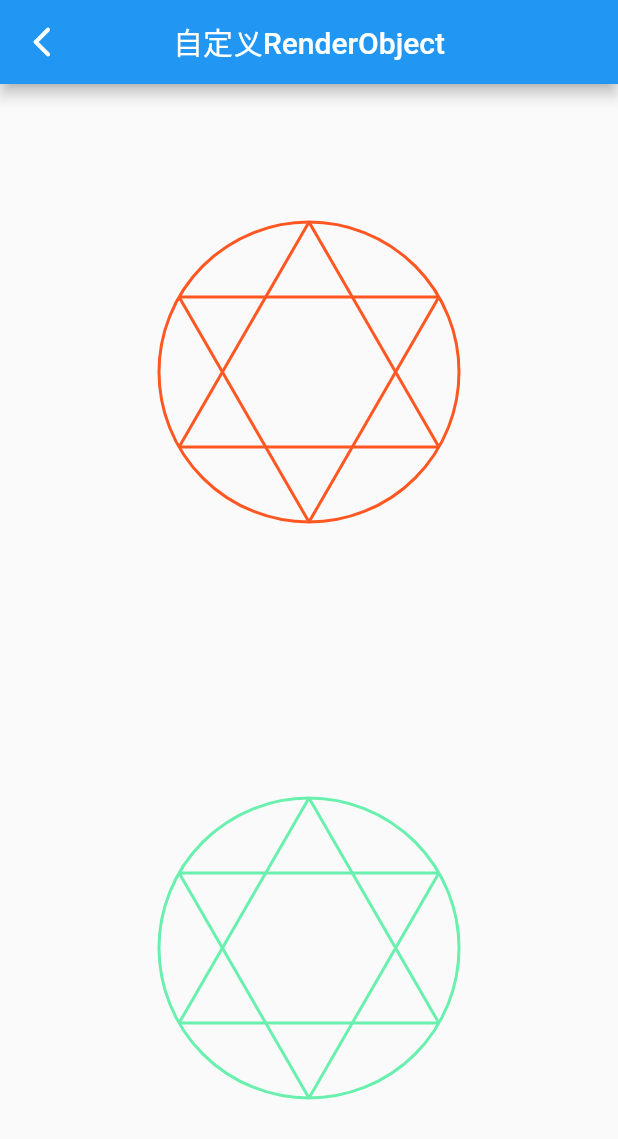
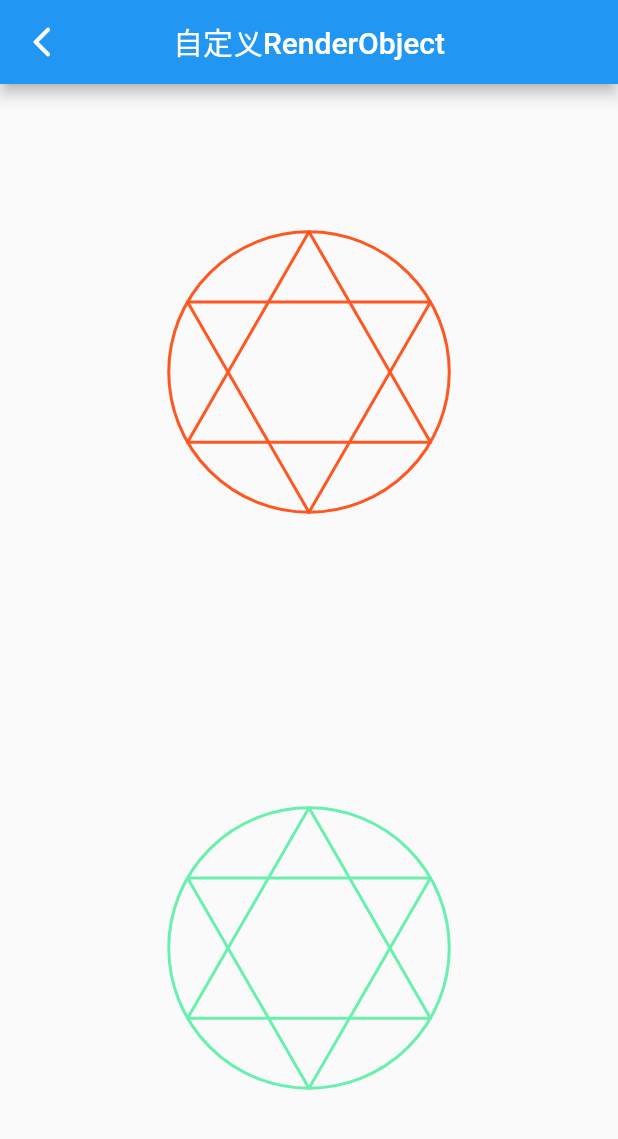
Before and after one commit to YouCii/FlutterDemo, a Flutter app: the RenderObjectPage screen opened directly, on a phone screen of 412 x 824 dp. Shown: the top 1139 px of the screen. Run offline on Flutter 3.47's test engine with Material 2 defaults, Android fonts, the phone set to English and light mode, and no system bars; our stand-ins replace cached_network_image, fluttertoast; network calls fail.

Commit message:
1. 测试补充

```diff
--- a/lib/page/RenderObjectPage.dart
+++ b/lib/page/RenderObjectPage.dart
@@ -13,6 +13,8 @@ class RenderObjectPage extends StatefulWidget {
 class RenderObjectState extends State<RenderObjectPage> {
   Color _color1 = Colors.deepOrange;
   Color _color2 = Colors.greenAccent;
+  double _size1 = 0xbb;
+  double _size2 = 0xbb;
 
   @override
   Widget build(BuildContext context) {
@@ -24,32 +26,33 @@ class RenderObjectState extends State<RenderObjectPage> {
         crossAxisAlignment: CrossAxisAlignment.center,
         mainAxisAlignment: MainAxisAlignment.spaceAround,
         children: <Widget>[
-          GestureDetector(
-            onTap: () {
-              setState(() {
-                _color1 = Color(Random().nextInt(0xffffffff) & 0xffffffff);
-              });
-            },
-            child: Container(
-              width: double.maxFinite,
-              alignment: Alignment.center,
-              child: SixStarWidget(_color1, 200),
-            ),
-          ),
-          GestureDetector(
-            onTap: () {
-              setState(() {
-                _color2 = Color(Random().nextInt(0xffffffff) & 0xffffffff);
-              });
-            },
-            child: Container(
-              width: double.maxFinite,
-              alignment: Alignment.center,
-              child: SixStarPaint(_color2, 200),
-            ),
-          ),
+          _decorate(SixStarWidget(_color1, _size1), () {
+            _color1 = Color(Random().nextInt(0xffffff) + 0xff000000);
+            _size1 = Random().nextInt(0x88) + 0x88.toDouble();
+          }),
+          _decorate(SixStarPaint(_color2, _size2), () {
+            _color2 = Color(Random().nextInt(0xffffff) + 0xff000000);
+            _size2 = Random().nextInt(0x88) + 0x88.toDouble();
+          }),
         ],
       ),
     );
   }
+
+  /// 抽出重复代码
+  Widget _decorate(Widget toShow, Function onTap) {
+    return Expanded(
+      child: GestureDetector(
+        onTap: () {
+          setState(() {
+            onTap();
+          });
+        },
+        child: Align(
+          alignment: Alignment.center,
+          child: toShow,
+        ),
+      ),
+    );
+  }
 }
--- a/lib/widgets/render/SixStarObject.dart
+++ b/lib/widgets/render/SixStarObject.dart
@@ -4,14 +4,36 @@ import 'package:flutter/material.dart';
 import 'package:flutter/rendering.dart';
 
 /// RenderBox内部实现了RenderObject要求必须重写的几个方法，并提供了笛卡尔二维坐标系
+/// TODO 与CustomPaint相比的优势是什么
 class SixStarObject extends RenderBox {
   final Paint _paint = Paint()
     ..strokeWidth = 2
-    ..style = PaintingStyle.stroke;
+    ..style = PaintingStyle.stroke // 画线，不填充包裹路径
+    ..isAntiAlias = true // 抗锯齿
+    ..strokeCap = StrokeCap.round // 线条端点样式
+    ..strokeJoin = StrokeJoin.round; // 线条交汇处样式
+
+  Color _paintColor;
+
+  set paintColor(Color value) {
+    if (value == _paintColor) return;
+    _paintColor = value;
+    markNeedsPaint();
+  }
+
+  double _starSize;
+
+  set starSize(value) {
+    if (_starSize == value) {
+      return;
+    }
+    _starSize = value;
+    markNeedsLayout();
+  }
 
   SixStarObject(this._paintColor, this._starSize);
 
-  /// 必须重写为true或者用RepaintBoundary包裹，否则会出现offset偏移的问题
+  /// 必须重写为true或者用[RepaintBoundary]包裹该Widget，否则会出现offset偏移的问题
   @override
   bool get isRepaintBoundary => true;
 
@@ -21,6 +43,7 @@ class SixStarObject extends RenderBox {
     super.layout(constraints, parentUsesSize: parentUsesSize);
   }
 
+  /// TODO 什么时候会出现Offset偏移，isRepaintBoundary的具体作用原理
   @override
   void paint(PaintingContext context, Offset offset) {
     _paint.color = _paintColor;
@@ -76,24 +99,4 @@ class SixStarObject extends RenderBox {
   bool hitTestChildren(BoxHitTestResult result, {Offset position}) {
     return super.hitTestChildren(result, position: position);
   }
-
-  /* Color */
-  Color _paintColor;
-
-  set paintColor(Color value) {
-    if (value == _paintColor) return;
-    _paintColor = value;
-    markNeedsPaint();
-  }
-
-  /* widget size */
-  double _starSize;
-
-  set starSize(value) {
-    if (_starSize == value) {
-      return;
-    }
-    _starSize = value;
-    markNeedsLayout();
-  }
 }
--- a/lib/widgets/render/SixStarPaint.dart
+++ b/lib/widgets/render/SixStarPaint.dart
@@ -3,6 +3,8 @@ import 'dart:math';
 import 'package:flutter/material.dart';
 
 /// CustomPaint只是为了方便开发者封装的一个代理类，通过内部[RenderCustomPaint]的paint方法将[Canvas]和[CustomPainter]连接起来实现了最终的绘制
+/// [RenderCustomPaint]是它的[RenderObject]
+/// 因为这是一个Widget，每次刷新页面都会重建，所以内部的[CustomPainter][Size]也都会重新构建，所以不用我们像在[RenderObject]里一样手动维护内部参数
 class SixStarPaint extends CustomPaint {
   final Color _paintColor;
   final double _starSize;
@@ -23,7 +25,10 @@ class _SixStarPainter extends CustomPainter {
     _paint = Paint()
       ..color = paintColor
       ..strokeWidth = 2
-      ..style = PaintingStyle.stroke;
+      ..style = PaintingStyle.stroke // 画线，不填充包裹路径
+      ..isAntiAlias = true // 抗锯齿
+      ..strokeCap = StrokeCap.round // 线条端点样式
+      ..strokeJoin = StrokeJoin.round; // 线条交汇处样式
   }
 
   @override
```
